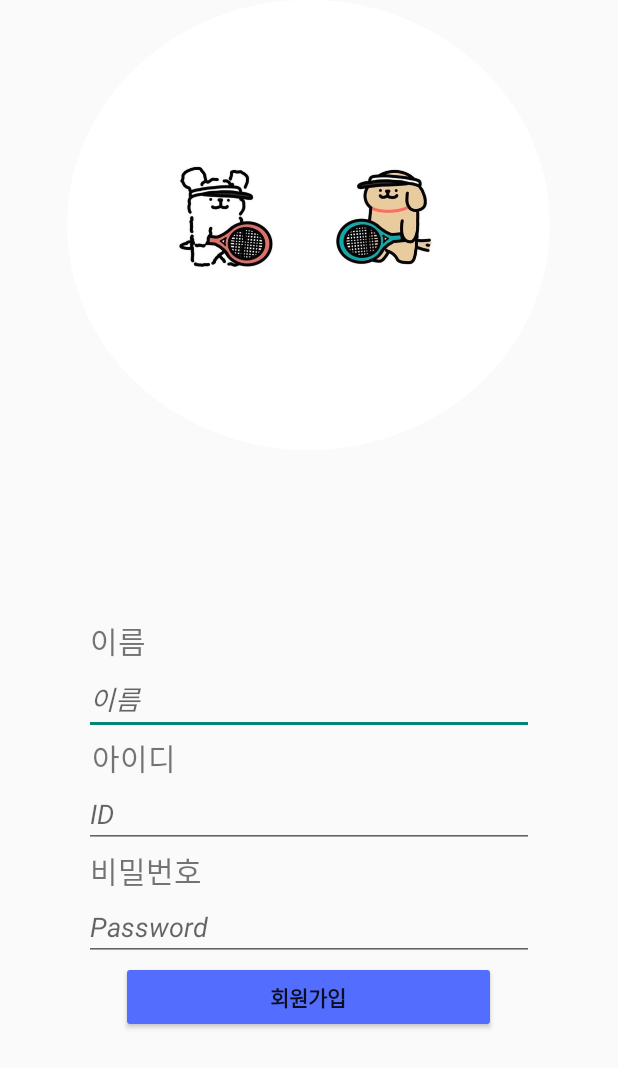
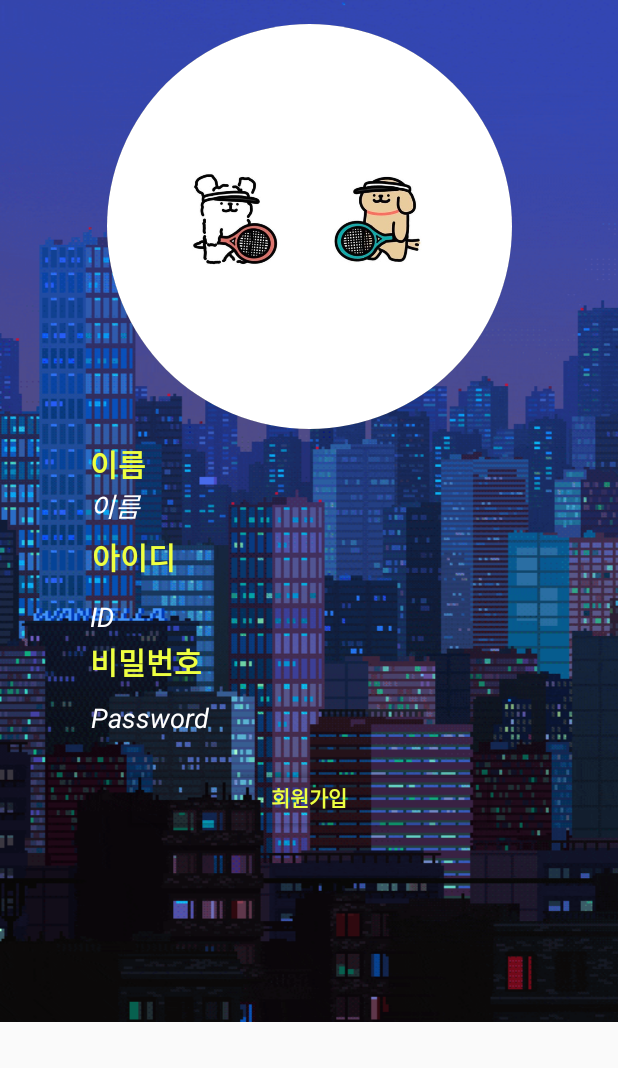
Before and after one commit to 4seokhyeon/Myself, an Android app: the SignUpActivity screen opened directly, with no data from a screen before it, on a phone screen of 412 x 824 dp. Shown: the top 1068 px of the screen. Run offline under Robolectric (Android 15) with nearby library versions, the phone set to English and light mode, and no system bars.

Commit message:
[FEAT] : ⚙️ 이쁘고

```diff
--- a/app/src/main/res/drawable/circle_background.xml
+++ b/app/src/main/res/drawable/circle_background.xml
@@ -4,5 +4,6 @@
     <solid android:color="@android:color/transparent" />
     <stroke
         android:width="20dp"
-        android:color="@android:color/white" />
+        android:color="#FF000000" />
+    <corners android:radius="100dp"/>
 </shape>
--- a/app/src/main/res/layout/activity_sign_up.xml
+++ b/app/src/main/res/layout/activity_sign_up.xml
@@ -1,115 +1,156 @@
 <?xml version="1.0" encoding="utf-8"?>
-<LinearLayout xmlns:android="http://schemas.android.com/apk/res/android"
+<androidx.constraintlayout.widget.ConstraintLayout xmlns:android="http://schemas.android.com/apk/res/android"
     xmlns:app="http://schemas.android.com/apk/res-auto"
     xmlns:tools="http://schemas.android.com/tools"
     android:layout_width="match_parent"
     android:layout_height="match_parent"
-    tools:context=".SignInActivity"
-    android:orientation="vertical">
+    tools:context=".SignInActivity">
 
-    <LinearLayout
-        android:layout_width="match_parent"
-        android:layout_height="0dp"
-        android:layout_weight="0.5"
-        android:orientation="vertical"
-        >
+    <pl.droidsonroids.gif.GifImageView
+        android:id="@+id/gifImageView"
+        android:layout_width="524dp"
+        android:layout_height="681dp"
+        android:scaleType="fitXY"
+        android:src="@drawable/backjoa"
+        app:layout_constraintEnd_toEndOf="parent"
+        app:layout_constraintStart_toStartOf="parent"
+        tools:ignore="MissingConstraints" />
 
     <ImageView
         android:id="@+id/img_pro1"
-        android:layout_width="322dp"
-        android:layout_height="300dp"
-        android:layout_gravity="center"
-        android:src="@drawable/ddi"
+        android:layout_width="270dp"
+        android:layout_height="270dp"
+        android:layout_marginTop="16dp"
         android:background="@drawable/circle_background"
         android:clipToOutline="true"
-        />
-    </LinearLayout>
+        android:src="@drawable/ddi"
+        app:layout_constraintEnd_toEndOf="parent"
+        app:layout_constraintStart_toStartOf="parent"
+        app:layout_constraintTop_toTopOf="parent" />
 
-    <!--<ImageView
-        android:id="@+id/imageView2"
+
+    <TextView
+        android:id="@+id/textView3"
         android:layout_width="match_parent"
         android:layout_height="wrap_content"
-        android:layout_weight="1"
-        android:paddingTop="10dp"
-        android:scaleType="fitXY"
-        android:src="@drawable/flog" />-->
-
-
-
-    <LinearLayout
-        android:layout_width="match_parent"
-        android:layout_height="0dp"
-        android:layout_weight="0.5"
-        android:orientation="vertical"
-        >
-
-    <TextView
-        android:layout_width="match_parent"
-        android:layout_height="wrap_content"
+        android:layout_marginTop="8dp"
+        android:backgroundTint="@android:color/transparent"
+        android:paddingLeft="60dp"
         android:text="이름"
-        android:paddingLeft="60dp"
-        android:textSize="20dp"/>
+        android:textColor="#EEFF41"
+        android:textSize="20dp"
+        android:textStyle="bold"
+        app:layout_constraintTop_toBottomOf="@+id/img_pro1"
+        tools:ignore="MissingConstraints"
+        tools:layout_editor_absoluteX="16dp" />
 
     <EditText
         android:id="@+id/in_name"
         android:layout_width="300dp"
         android:layout_height="wrap_content"
+        android:layout_gravity="center"
+        android:layout_marginTop="32dp"
+        android:backgroundTint="@android:color/transparent"
         android:hint="이름"
-        android:layout_gravity="center"
         android:inputType="text"
+        android:textColor="#ffffff"
+        android:textColorHint="#ffffff"
         android:textSize="8pt"
-        android:textStyle="italic" />
+        android:textStyle="italic"
+        app:layout_constraintBottom_toTopOf="@+id/textView2"
+        app:layout_constraintEnd_toEndOf="parent"
+        app:layout_constraintStart_toStartOf="parent"
+        app:layout_constraintTop_toBottomOf="@+id/img_pro1"
+        tools:ignore="MissingConstraints" />
 
     <TextView
+        android:id="@+id/textView2"
         android:layout_width="match_parent"
         android:layout_height="wrap_content"
+        android:layout_marginTop="70dp"
+        android:backgroundTint="@android:color/transparent"
         android:paddingLeft="61dp"
         android:text="아이디"
-        android:textSize="20dp"/>
+        android:textColor="#EEFF41"
+        android:textSize="20dp"
+        android:textStyle="bold"
+        app:layout_constraintEnd_toEndOf="parent"
+        app:layout_constraintStart_toStartOf="parent"
+        app:layout_constraintTop_toBottomOf="@+id/img_pro1"
+        tools:ignore="MissingConstraints" />
 
     <EditText
         android:id="@+id/in_id"
         android:layout_width="300dp"
         android:layout_height="wrap_content"
+        android:layout_gravity="center"
+        android:layout_marginTop="110dp"
+        android:backgroundTint="@android:color/transparent"
         android:hint="ID"
-        android:layout_gravity="center"
         android:inputType="text"
+        android:textColorHint="#ffffff"
+        android:textColor="#ffffff"
         android:textSize="8pt"
         android:textStyle="italic"
-        />
+        app:layout_constraintBottom_toTopOf="@+id/textView"
+        app:layout_constraintEnd_toEndOf="parent"
+        app:layout_constraintStart_toStartOf="parent"
+        app:layout_constraintTop_toBottomOf="@+id/img_pro1"
+        tools:ignore="MissingConstraints" />
 
     <TextView
+        android:id="@+id/textView"
         android:layout_width="match_parent"
         android:layout_height="wrap_content"
+        android:layout_marginTop="140dp"
+        android:backgroundTint="@android:color/transparent"
+        android:paddingLeft="60dp"
         android:text="비밀번호"
-        android:paddingLeft="60dp"
-        android:textSize="20dp"/>
+        android:textColor="#EEFF41"
+        android:textSize="20dp"
+        android:textStyle="bold"
+
+        app:layout_constraintEnd_toEndOf="parent"
+        app:layout_constraintStart_toStartOf="parent"
+        app:layout_constraintTop_toBottomOf="@+id/img_pro1" />
 
     <EditText
         android:id="@+id/in_pw"
         android:layout_width="300dp"
         android:layout_height="wrap_content"
+        android:layout_gravity="center"
+        android:layout_marginTop="170dp"
+        android:backgroundTint="@android:color/transparent"
         android:hint="Password"
-        android:layout_gravity="center"
         android:inputType="textPassword"
+        android:textColor="#ffffff"
+        android:textColorHint="#ffffff"
         android:textSize="8pt"
-        android:textStyle="italic" />
-
-
+        android:textStyle="italic"
+        app:layout_constraintEnd_toEndOf="parent"
+        app:layout_constraintHorizontal_bias="0.504"
+        app:layout_constraintStart_toStartOf="parent"
+        app:layout_constraintTop_toBottomOf="@+id/img_pro1"
+        tools:ignore="MissingConstraints" />
 
     <Button
         android:id="@+id/btn_sig"
         android:layout_width="250dp"
         android:layout_height="wrap_content"
         android:layout_gravity="center"
-        android:backgroundTint="#536DFE"
+        android:layout_marginBottom="120dp"
+        android:backgroundTint="@android:color/transparent"
         android:text="회원가입"
-        android:textStyle="bold"/>
+        android:textColor="#EEFF41"
+        android:textStyle="bold"
+        app:layout_constraintBottom_toBottomOf="@+id/gifImageView"
+        app:layout_constraintEnd_toEndOf="parent"
+        app:layout_constraintStart_toStartOf="parent"
+        app:layout_constraintTop_toBottomOf="@+id/in_pw" />
 
     <!--<Space
         android:layout_width="match_parent"
         android:layout_height="50dp" />-->
 
-    </LinearLayout>
 
-</LinearLayout>
+</androidx.constraintlayout.widget.ConstraintLayout>
```
Also changed, not shown: app/src/main/res/layout/activity_home.xml (+28 -16 lines), app/src/main/res/layout/activity_main.xml (+34 -11 lines), app/src/main/res/drawable/backjoa.gif (added), app/src/main/res/drawable/dong.jpg (added), app/src/main/res/drawable/logdag.jpg (added), app/src/main/res/drawable/multi.jpg (added).
